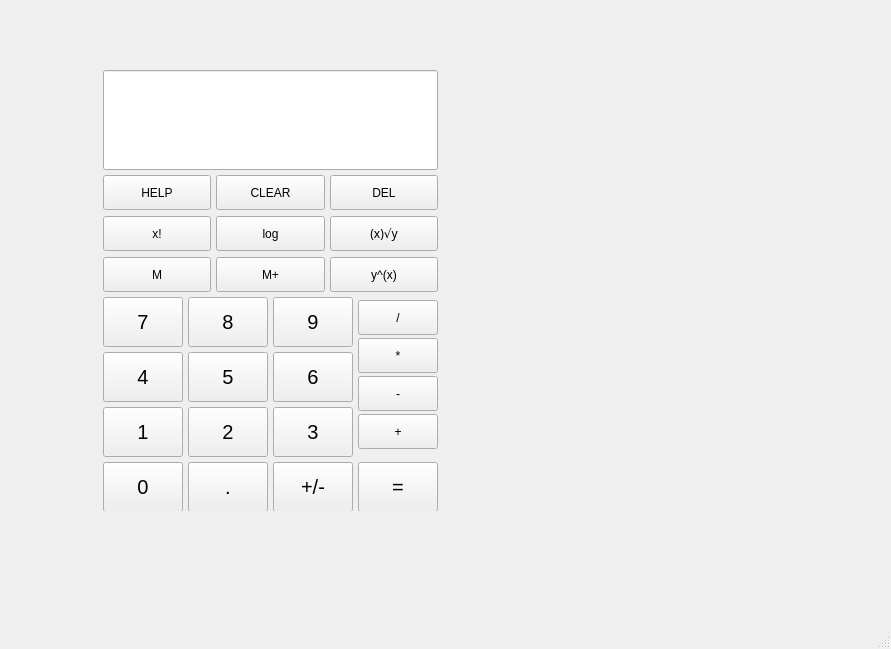
Above: src/gui/mainwindow.ui from hungdojan/IVS_Kalkulacka before the change. Below: the same form after it.
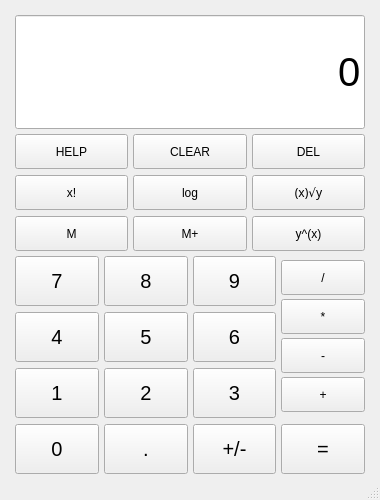
That is the form after the change.

```diff
--- a/src/gui/mainwindow.ui
+++ b/src/gui/mainwindow.ui
@@ -6,21 +6,27 @@
    <rect>
     <x>0</x>
     <y>0</y>
-    <width>891</width>
-    <height>649</height>
+    <width>380</width>
+    <height>500</height>
    </rect>
   </property>
   <property name="windowTitle">
    <string>MainWindow</string>
   </property>
   <widget class="QWidget" name="centralwidget">
-   <widget class="QWidget" name="verticalLayoutWidget">
+   <property name="sizePolicy">
+    <sizepolicy hsizetype="Preferred" vsizetype="Preferred">
+     <horstretch>0</horstretch>
+     <verstretch>0</verstretch>
+    </sizepolicy>
+   </property>
+   <widget class="QWidget" name="verticalWidget" native="true">
     <property name="geometry">
      <rect>
-      <x>100</x>
-      <y>70</y>
-      <width>341</width>
-      <height>441</height>
+      <x>15</x>
+      <y>15</y>
+      <width>350</width>
+      <height>460</height>
      </rect>
     </property>
     <layout class="QVBoxLayout" name="wholeUnitLayout" stretch="0,0,0">
@@ -31,13 +37,13 @@
       <enum>QLayout::SetNoConstraint</enum>
      </property>
      <property name="leftMargin">
-      <number>3</number>
+      <number>0</number>
      </property>
      <property name="rightMargin">
-      <number>3</number>
+      <number>0</number>
      </property>
      <property name="bottomMargin">
-      <number>0</number>
+      <number>1</number>
      </property>
      <item>
       <widget class="QLineEdit" name="textLabel">
@@ -58,6 +64,9 @@
          <pointsize>30</pointsize>
         </font>
        </property>
+       <property name="text">
+        <string>0</string>
+       </property>
        <property name="alignment">
         <set>Qt::AlignRight|Qt::AlignTrailing|Qt::AlignVCenter</set>
        </property>
```
